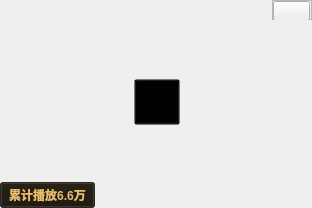
Qt form VideoPlayer/mainwidget/CusLabel2.ui (huizhang556/pc-video-player) before a commit.
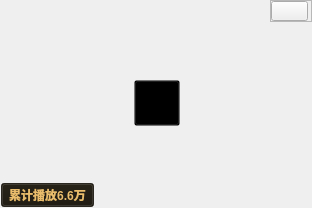
The same form after that commit. Icons and pictures are not drawn.

Diff of the .ui file:
```diff
--- a/VideoPlayer/mainwidget/CusLabel2.ui
+++ b/VideoPlayer/mainwidget/CusLabel2.ui
@@ -13,6 +13,9 @@
   <property name="windowTitle">
    <string>Form</string>
   </property>
+  <property name="styleSheet">
+   <string notr="true"/>
+  </property>
   <layout class="QVBoxLayout" name="verticalLayout_4">
    <property name="spacing">
     <number>0</number>
@@ -50,14 +53,14 @@
         <widget class="QFrame" name="frame_mark">
          <property name="minimumSize">
           <size>
-           <width>40</width>
-           <height>20</height>
+           <width>42</width>
+           <height>22</height>
           </size>
          </property>
          <property name="maximumSize">
           <size>
-           <width>40</width>
-           <height>20</height>
+           <width>42</width>
+           <height>22</height>
           </size>
          </property>
          <property name="frameShape">
@@ -264,7 +267,7 @@
          <property name="maximumSize">
           <size>
            <width>95</width>
-           <height>16777215</height>
+           <height>26</height>
           </size>
          </property>
          <property name="styleSheet">
@@ -272,6 +275,7 @@
 {
 color: #e9bd6c;
 font-weight: 800;
+margin: 1px;
 background-color: rgba(26, 22, 13,0.8);
 }
 
```
